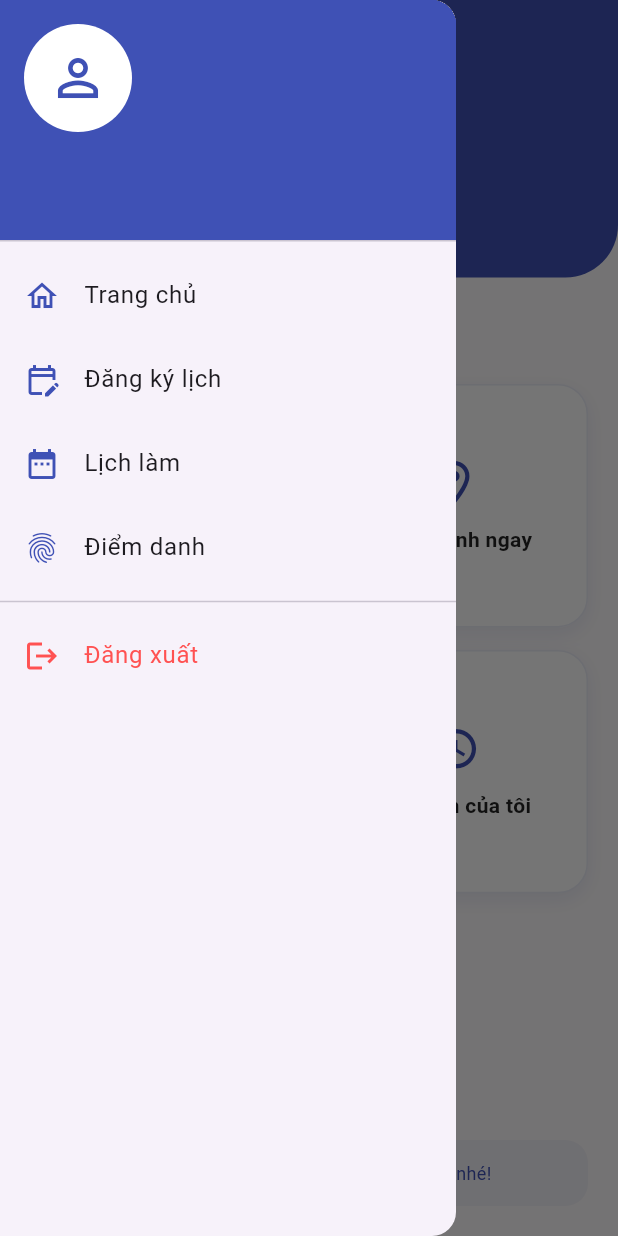
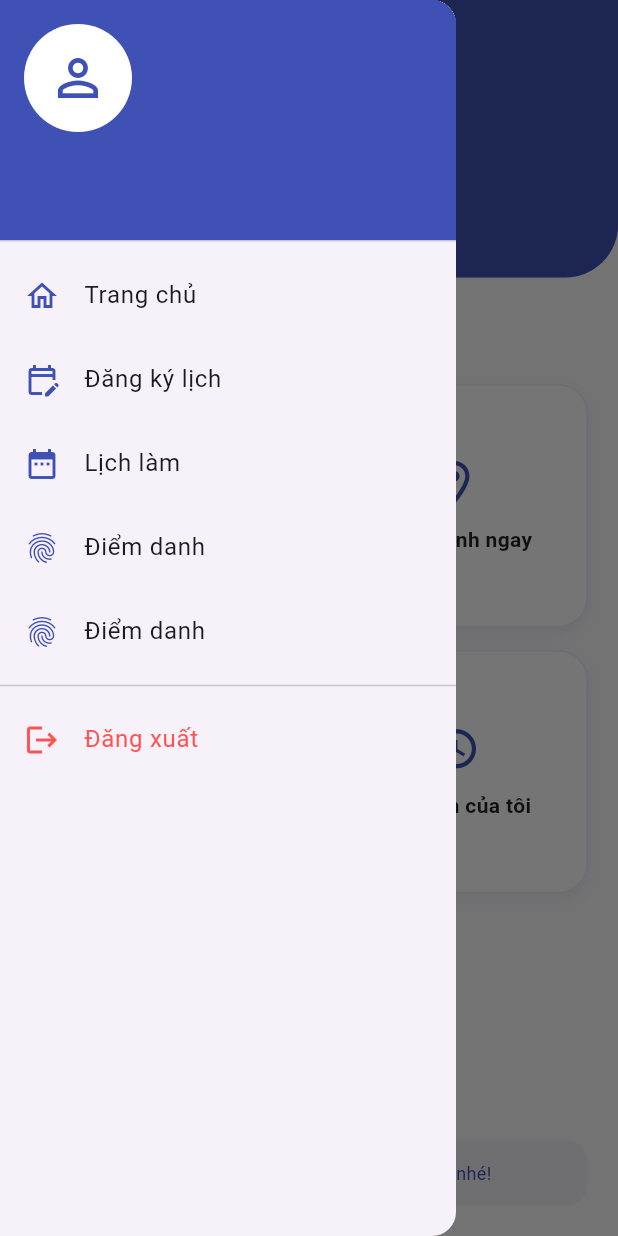
Before and after one commit to duongdaica45/tttn_fontend, a Flutter app: the HomePage screen opened directly with empty values, with the side drawer open, on a phone screen of 412 x 824 dp. Run offline on Flutter 3.47's test engine with Material 3 defaults, Android fonts, the phone set to English and light mode, and no system bars; our stand-ins replace fl_chart.

Commit message:
add last

```diff
--- a/lib/nhanvien/full_time/full_time.dart
+++ b/lib/nhanvien/full_time/full_time.dart
@@ -1,7 +1,7 @@
 import 'package:flutter/material.dart';
 import 'full_time_donXinNghi.dart';
 import 'package:hr_payyroll/nhanvien/nhanvien_diemdanh.dart';
-import 'package:hr_payyroll/nhanvien/nhanvien_bangluong.dart';
+import 'package:hr_payyroll/admin/admin_doasboard.dart';
 import 'package:hr_payyroll/nhanvien/nhanvien_catrongtuan.dart';
 import 'package:hr_payyroll/main.dart';
 
--- a/lib/nhanvien/part_time/part_time.dart
+++ b/lib/nhanvien/part_time/part_time.dart
@@ -1,7 +1,7 @@
 import 'package:flutter/material.dart';
 import 'package:hr_payyroll/nhanvien/part_time/part_time_dangki.dart';
 import 'package:hr_payyroll/nhanvien/nhanvien_diemdanh.dart';
-import 'package:hr_payyroll/nhanvien/nhanvien_bangluong.dart';
+import 'package:hr_payyroll/admin/admin_doasboard.dart';
 import 'package:hr_payyroll/nhanvien/nhanvien_catrongtuan.dart';
 import 'package:hr_payyroll/main.dart';
 
@@ -50,7 +50,11 @@ class HomePage extends StatelessWidget {
         child: Column(
           mainAxisAlignment: MainAxisAlignment.center,
           children: [
-            Icon(icon, color: highlight ? Colors.white : Colors.indigo, size: 35),
+            Icon(
+              icon,
+              color: highlight ? Colors.white : Colors.indigo,
+              size: 35,
+            ),
             const SizedBox(height: 10),
             Text(
               title,
@@ -116,7 +120,11 @@ class HomePage extends StatelessWidget {
               accountEmail: Text(user['email'] ?? "Part-time employee"),
               currentAccountPicture: const CircleAvatar(
                 backgroundColor: Colors.white,
-                child: Icon(Icons.person_outline, color: Colors.indigo, size: 40),
+                child: Icon(
+                  Icons.person_outline,
+                  color: Colors.indigo,
+                  size: 40,
+                ),
               ),
             ),
             _buildDrawerItem(
@@ -136,6 +144,12 @@ class HomePage extends StatelessWidget {
               "Lịch làm",
               Icons.date_range,
               NhanVienNgayMo(user: user),
+            ),
+            _buildDrawerItem(
+              context,
+              "Điểm danh",
+              Icons.fingerprint,
+              BangLuongPage(user: user),
             ),
             _buildDrawerItem(
               context,
```
